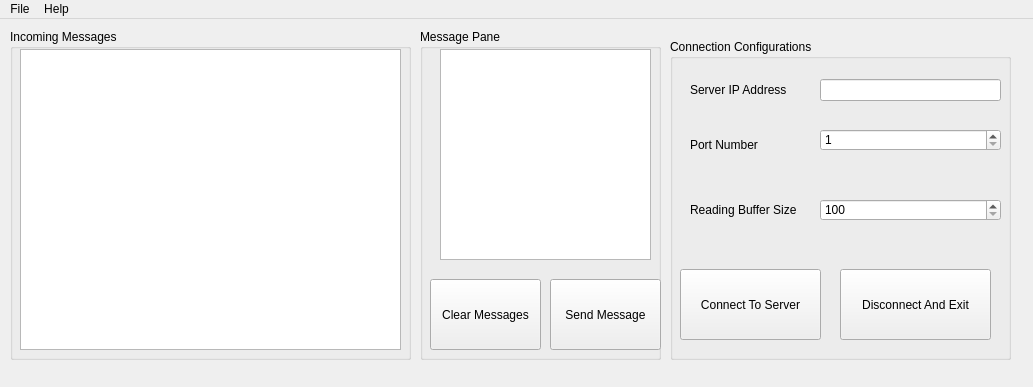
Before: the Qt Designer form ui_files/client_form.ui in IcyRepublic9884/PythonChatApp, drawn with Qt 5.
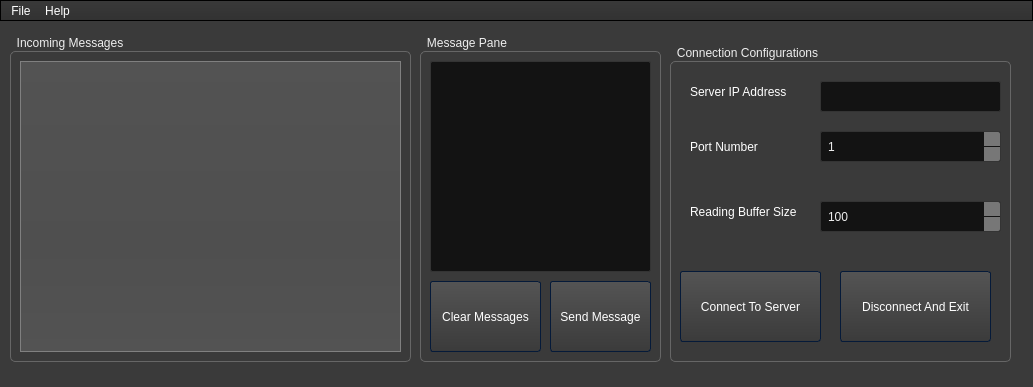
After: the same form once the commit is applied. Icons and pictures are not drawn.

Patch:
```diff
--- a/ui_files/client_form.ui
+++ b/ui_files/client_form.ui
@@ -13,6 +13,996 @@
   <property name="windowTitle">
    <string>MainWindow</string>
   </property>
+  <property name="styleSheet">
+   <string notr="true">/*Copyright (c) DevSec Studio. All rights reserved.
+
+MIT License
+
+Permission is hereby granted, free of charge, to any person obtaining a copy
+of this software and associated documentation files (the &quot;Software&quot;), to deal
+in the Software without restriction, including without limitation the rights
+to use, copy, modify, merge, publish, distribute, sublicense, and/or sell
+copies of the Software, and to permit persons to whom the Software is
+furnished to do so, subject to the following conditions:
+
+The above copyright notice and this permission notice shall be included in all
+copies or substantial portions of the Software.
+
+THE SOFTWARE IS PROVIDED *AS IS*, WITHOUT WARRANTY OF ANY KIND, EXPRESS OR
+IMPLIED, INCLUDING BUT NOT LIMITED TO THE WARRANTIES OF MERCHANTABILITY,
+FITNESS FOR A PARTICULAR PURPOSE AND NONINFRINGEMENT. IN NO EVENT SHALL THE
+AUTHORS OR COPYRIGHT HOLDERS BE LIABLE FOR ANY CLAIM, DAMAGES OR OTHER
+LIABILITY, WHETHER IN AN ACTION OF CONTRACT, TORT OR OTHERWISE, ARISING FROM,
+OUT OF OR IN CONNECTION WITH THE SOFTWARE OR THE USE OR OTHER DEALINGS IN THE SOFTWARE.
+*/
+
+/*-----QWidget-----*/
+QWidget
+{
+	background-color: #3a3a3a;
+	color: #fff;
+	selection-background-color: #b78620;
+	selection-color: #000;
+
+}
+
+
+/*-----QLabel-----*/
+QLabel
+{
+	background-color: transparent;
+	color: #fff;
+
+}
+
+
+/*-----QMenuBar-----*/
+QMenuBar 
+{
+	background-color: qlineargradient(spread:repeat, x1:1, y1:0, x2:1, y2:1, stop:0 rgba(57, 57, 57, 255),stop:1 rgba(50, 50, 50, 255));
+	border: 1px solid #000;
+	color: #fff;
+
+}
+
+
+QMenuBar::item 
+{
+	background-color: transparent;
+
+}
+
+
+QMenuBar::item:selected 
+{
+	background-color: rgba(183, 134, 32, 20%);
+	border: 1px solid #b78620;
+	color: #fff;
+
+}
+
+
+QMenuBar::item:pressed 
+{
+	background-color: rgb(183, 134, 32);
+	border: 1px solid #b78620;
+	color: #fff;
+
+}
+
+
+/*-----QMenu-----*/
+QMenu
+{
+    background-color: qlineargradient(spread:repeat, x1:1, y1:0, x2:1, y2:1, stop:0 rgba(57, 57, 57, 255),stop:1 rgba(50, 50, 50, 255));
+    border: 1px solid #222;
+    padding: 4px;
+	color: #fff;
+
+}
+
+
+QMenu::item
+{
+    background-color: transparent;
+    padding: 2px 20px 2px 20px;
+
+}
+
+
+QMenu::separator
+{
+   	background-color: rgb(183, 134, 32);
+	height: 1px;
+
+}
+
+
+QMenu::item:disabled
+{
+    color: #555;
+    background-color: transparent;
+    padding: 2px 20px 2px 20px;
+
+}
+
+
+QMenu::item:selected
+{
+	background-color: rgba(183, 134, 32, 20%);
+	border: 1px solid #b78620;
+	color: #fff;
+
+}
+
+
+/*-----QToolBar-----*/
+QToolBar
+{
+	background-color: qlineargradient(spread:repeat, x1:1, y1:0, x2:1, y2:1, stop:0 rgba(69, 69, 69, 255),stop:1 rgba(58, 58, 58, 255));
+	border-top: none;
+	border-bottom: 1px solid #4f4f4f;
+	border-left: 1px solid #4f4f4f;
+	border-right: 1px solid #4f4f4f;
+
+}
+
+
+QToolBar::separator
+{
+	background-color: #2e2e2e;
+	width: 1px;
+
+}
+
+
+/*-----QToolButton-----*/
+QToolButton 
+{
+	background-color: transparent;
+	color: #fff;
+	padding: 5px;
+	padding-left: 8px;
+	padding-right: 8px;
+	margin-left: 1px;
+}
+
+
+QToolButton:hover
+{
+	background-color: rgba(183, 134, 32, 20%);
+	border: 1px solid #b78620;
+	color: #fff;
+	
+}
+
+
+QToolButton:pressed
+{
+	background-color: qlineargradient(spread:repeat, x1:1, y1:0, x2:1, y2:1, stop:0 rgba(57, 57, 57, 255),stop:1 rgba(50, 50, 50, 255));
+	border: 1px solid #b78620;
+
+}
+
+
+QToolButton:checked
+{
+	background-color: qlineargradient(spread:repeat, x1:1, y1:0, x2:1, y2:1, stop:0 rgba(57, 57, 57, 255),stop:1 rgba(50, 50, 50, 255));
+	border: 1px solid #222;
+}
+
+
+/*-----QPushButton-----*/
+QPushButton
+{
+	background-color: qlineargradient(spread:repeat, x1:1, y1:0, x2:1, y2:1, stop:0 rgba(84, 84, 84, 255),stop:1 rgba(59, 59, 59, 255));
+	color: #ffffff;
+	min-width: 80px;
+	border-style: solid;
+	border-width: 1px;
+	border-radius: 3px;
+	border-color: #051a39;
+	padding: 5px;
+
+}
+
+
+QPushButton::flat
+{
+	background-color: transparent;
+	border: none;
+	color: #fff;
+
+}
+
+
+QPushButton::disabled
+{
+	background-color: #404040;
+	color: #656565;
+	border-color: #051a39;
+
+}
+
+
+QPushButton::hover
+{
+	background-color: rgba(183, 134, 32, 20%);
+	border: 1px solid #b78620;
+
+}
+
+
+QPushButton::pressed
+{
+	background-color: qlineargradient(spread:repeat, x1:1, y1:0, x2:1, y2:1, stop:0 rgba(74, 74, 74, 255),stop:1 rgba(49, 49, 49, 255));
+	border: 1px solid #b78620;
+
+}
+
+
+QPushButton::checked
+{
+	background-color: qlineargradient(spread:repeat, x1:1, y1:0, x2:1, y2:1, stop:0 rgba(74, 74, 74, 255),stop:1 rgba(49, 49, 49, 255));
+	border: 1px solid #222;
+
+}
+
+
+/*-----QLineEdit-----*/
+QLineEdit
+{
+	background-color: #131313;
+	color : #eee;
+	border: 1px solid #343434;
+	border-radius: 2px;
+	padding: 3px;
+	padding-left: 5px;
+
+}
+
+
+/*-----QPlainTExtEdit-----*/
+QPlainTextEdit
+{
+	background-color: #131313;
+	color : #eee;
+	border: 1px solid #343434;
+	border-radius: 2px;
+	padding: 3px;
+	padding-left: 5px;
+
+}
+
+
+/*-----QTabBar-----*/
+QTabBar::tab
+{
+	background-color: qlineargradient(spread:repeat, x1:1, y1:0, x2:1, y2:1, stop:0 rgba(84, 84, 84, 255),stop:1 rgba(59, 59, 59, 255));
+	color: #ffffff;
+	border-style: solid;
+	border-width: 1px;
+	border-color: #666;
+	border-bottom: none;
+	padding: 5px;
+	padding-left: 15px;
+	padding-right: 15px;
+
+}
+
+
+QTabWidget::pane 
+{
+	background-color: red;
+	border: 1px solid #666;
+	top: 1px;
+
+}
+
+
+QTabBar::tab:last
+{
+	margin-right: 0; 
+
+}
+
+
+QTabBar::tab:first:!selected
+{
+	background-color: #0c0c0d;
+	margin-left: 0px;
+
+}
+
+
+QTabBar::tab:!selected
+{
+	color: #b1b1b1;
+	border-bottom-style: solid;
+	background-color: #0c0c0d;
+
+}
+
+
+QTabBar::tab:selected
+{
+	margin-bottom: 0px;
+
+}
+
+
+QTabBar::tab:!selected:hover
+{
+	border-top-color: #b78620;
+
+}
+
+
+/*-----QComboBox-----*/
+QComboBox
+{
+    background-color: qlineargradient(spread:repeat, x1:1, y1:0, x2:1, y2:1, stop:0 rgba(84, 84, 84, 255),stop:1 rgba(59, 59, 59, 255));
+    border: 1px solid #000;
+    padding-left: 6px;
+    color: #ffffff;
+    height: 20px;
+
+}
+
+
+QComboBox::disabled
+{
+	background-color: #404040;
+	color: #656565;
+	border-color: #051a39;
+
+}
+
+
+QComboBox:on
+{
+    background-color: #b78620;
+	color: #000;
+
+}
+
+
+QComboBox QAbstractItemView
+{
+    background-color: #383838;
+    color: #ffffff;
+    border: 1px solid black;
+    selection-background-color: #b78620;
+    outline: 0;
+
+}
+
+
+QComboBox::drop-down
+{
+	background-color: qlineargradient(spread:repeat, x1:1, y1:0, x2:1, y2:1, stop:0 rgba(57, 57, 57, 255),stop:1 rgba(50, 50, 50, 255));
+    subcontrol-origin: padding;
+    subcontrol-position: top right;
+    width: 15px;
+    border-left-width: 1px;
+    border-left-color: black;
+    border-left-style: solid; 
+
+}
+
+
+QComboBox::down-arrow
+{
+    image: url(://arrow-down.png);
+    width: 8px;
+    height: 8px;
+}
+
+
+/*-----QSpinBox &amp; QDateTimeEdit-----*/
+QSpinBox,
+QDateTimeEdit 
+{
+    background-color: #131313;
+	color : #eee;
+	border: 1px solid #343434;
+	padding: 3px;
+	padding-left: 5px;
+    border-radius : 2px;
+
+}
+
+
+QSpinBox::up-button, 
+QDateTimeEdit::up-button
+{
+	border-top-right-radius:2px;
+	background-color: #777777;
+    width: 16px; 
+    border-width: 1px;
+
+}
+
+
+QSpinBox::up-button:hover, 
+QDateTimeEdit::up-button:hover
+{
+	background-color: #585858;
+
+}
+
+
+QSpinBox::up-button:pressed, 
+QDateTimeEdit::up-button:pressed
+{
+	background-color: #252525;
+    width: 16px; 
+    border-width: 1px;
+
+}
+
+
+QSpinBox::up-arrow,
+QDateTimeEdit::up-arrow
+{
+    image: url(://arrow-up.png);
+    width: 7px;
+    height: 7px;
+
+}
+
+
+QSpinBox::down-button, 
+QDateTimeEdit::down-button
+{
+	border-bottom-right-radius:2px;
+	background-color: #777777;
+    width: 16px; 
+    border-width: 1px;
+
+}
+
+
+QSpinBox::down-button:hover, 
+QDateTimeEdit::down-button:hover
+{
+	background-color: #585858;
+
+}
+
+
+QSpinBox::down-button:pressed, 
+QDateTimeEdit::down-button:pressed
+{
+	background-color: #252525;
+    width: 16px; 
+    border-width: 1px;
+
+}
+
+
+QSpinBox::down-arrow,
+QDateTimeEdit::down-arrow
+{
+    image: url(://arrow-down.png);
+    width: 7px;
+    height: 7px;
+
+}
+
+
+/*-----QGroupBox-----*/
+QGroupBox 
+{
+    border: 1px solid;
+    border-color: #666666;
+	border-radius: 5px;
+    margin-top: 20px;
+
+}
+
+
+QGroupBox::title  
+{
+    background-color: transparent;
+    color: #eee;
+    subcontrol-origin: margin;
+    padding: 5px;
+	border-top-left-radius: 3px;
+	border-top-right-radius: 3px;
+
+}
+
+
+/*-----QHeaderView-----*/
+QHeaderView::section
+{
+    background-color: qlineargradient(spread:repeat, x1:1, y1:0, x2:1, y2:1, stop:0 rgba(60, 60, 60, 255),stop:1 rgba(50, 50, 50, 255));
+	border: 1px solid #000;
+    color: #fff;
+    text-align: left;
+	padding: 4px;
+	
+}
+
+
+QHeaderView::section:disabled
+{
+    background-color: #525251;
+    color: #656565;
+
+}
+
+
+QHeaderView::section:checked
+{
+    background-color: qlineargradient(spread:repeat, x1:1, y1:0, x2:1, y2:1, stop:0 rgba(60, 60, 60, 255),stop:1 rgba(50, 50, 50, 255));
+    color: #fff;
+
+}
+
+
+QHeaderView::section::vertical::first,
+QHeaderView::section::vertical::only-one
+{
+    border-top: 1px solid #353635;
+
+}
+
+
+QHeaderView::section::vertical
+{
+    border-top: 1px solid #353635;
+
+}
+
+
+QHeaderView::section::horizontal::first,
+QHeaderView::section::horizontal::only-one
+{
+    border-left: 1px solid #353635;
+
+}
+
+
+QHeaderView::section::horizontal
+{
+    border-left: 1px solid #353635;
+
+}
+
+
+QTableCornerButton::section
+{
+    background-color: qlineargradient(spread:repeat, x1:1, y1:0, x2:1, y2:1, stop:0 rgba(60, 60, 60, 255),stop:1 rgba(50, 50, 50, 255));
+	border: 1px solid #000;
+    color: #fff;
+
+}
+
+
+/*-----QTreeWidget-----*/
+QTreeView
+{
+	show-decoration-selected: 1;
+	alternate-background-color: #3a3a3a;
+	selection-color: #fff;
+	background-color: #2d2d2d;
+	border: 1px solid gray;
+	padding-top : 5px;
+	color: #fff;
+	font: 8pt;
+
+}
+
+
+QTreeView::item:selected
+{
+	color:#fff;
+	background-color: #b78620;
+	border-radius: 0px;
+
+}
+
+
+QTreeView::item:!selected:hover
+{
+    background-color: #262626;
+    border: none;
+    color: white;
+
+}
+
+
+QTreeView::branch:has-children:!has-siblings:closed,
+QTreeView::branch:closed:has-children:has-siblings 
+{
+	image: url(://tree-closed.png);
+
+}
+
+
+QTreeView::branch:open:has-children:!has-siblings,
+QTreeView::branch:open:has-children:has-siblings  
+{
+	image: url(://tree-open.png);
+
+}
+
+
+/*-----QListView-----*/
+QListView 
+{
+	background-color: qlineargradient(spread:repeat, x1:1, y1:0, x2:1, y2:1, stop:0 rgba(83, 83, 83, 255),stop:0.293269 rgba(81, 81, 81, 255),stop:0.634615 rgba(79, 79, 79, 255),stop:1 rgba(83, 83, 83, 255));
+    border : none;
+    color: white;
+    show-decoration-selected: 1; 
+    outline: 0;
+	border: 1px solid gray;
+
+}
+
+
+QListView::disabled 
+{
+	background-color: #656565;
+	color: #1b1b1b;
+    border: 1px solid #656565;
+
+}
+
+
+QListView::item 
+{
+	background-color: #2d2d2d;
+    padding: 1px;
+
+}
+
+
+QListView::item:alternate 
+{
+    background-color: #3a3a3a;
+
+}
+
+
+QListView::item:selected 
+{
+	background-color: #b78620;
+	border: 1px solid #b78620;
+	color: #fff;
+
+}
+
+
+QListView::item:selected:!active 
+{
+	background-color: #b78620;
+	border: 1px solid #b78620;
+	color: #fff;
+
+}
+
+
+QListView::item:selected:active 
+{
+	background-color: #b78620;
+	border: 1px solid #b78620;
+	color: #fff;
+
+}
+
+
+QListView::item:hover {
+    background-color: #262626;
+    border: none;
+    color: white;
+
+}
+
+
+/*-----QCheckBox-----*/
+QCheckBox
+{
+	background-color: transparent;
+    color: lightgray;
+	border: none;
+
+}
+
+
+QCheckBox::indicator
+{
+    background-color: #323232;
+    border: 1px solid darkgray;
+    width: 12px;
+    height: 12px;
+
+}
+
+
+QCheckBox::indicator:checked
+{
+    image:url(&quot;./ressources/check.png&quot;);
+	background-color: #b78620;
+    border: 1px solid #3a546e;
+
+}
+
+
+QCheckBox::indicator:unchecked:hover
+{
+	border: 1px solid #b78620; 
+
+}
+
+
+QCheckBox::disabled
+{
+	color: #656565;
+
+}
+
+
+QCheckBox::indicator:disabled
+{
+	background-color: #656565;
+	color: #656565;
+    border: 1px solid #656565;
+
+}
+
+
+/*-----QRadioButton-----*/
+QRadioButton 
+{
+	color: lightgray;
+	background-color: transparent;
+
+}
+
+
+QRadioButton::indicator::unchecked:hover 
+{
+	background-color: lightgray;
+	border: 2px solid #b78620;
+	border-radius: 6px;
+}
+
+
+QRadioButton::indicator::checked 
+{
+	border: 2px solid #b78620;
+	border-radius: 6px;
+	background-color: rgba(183,134,32,20%);  
+	width: 9px; 
+	height: 9px; 
+
+}
+
+
+/*-----QSlider-----*/
+QSlider::groove:horizontal 
+{
+	background-color: transparent;
+	height: 3px;
+
+}
+
+
+QSlider::sub-page:horizontal 
+{
+	background-color: #b78620;
+
+}
+
+
+QSlider::add-page:horizontal 
+{
+	background-color: #131313;
+
+}
+
+
+QSlider::handle:horizontal 
+{
+	background-color: #b78620;
+	width: 14px;
+	margin-top: -6px;
+	margin-bottom: -6px;
+	border-radius: 6px;
+
+}
+
+
+QSlider::handle:horizontal:hover 
+{
+	background-color: #d89e25;
+	border-radius: 6px;
+
+}
+
+
+QSlider::sub-page:horizontal:disabled 
+{
+	background-color: #bbb;
+	border-color: #999;
+
+}
+
+
+QSlider::add-page:horizontal:disabled 
+{
+	background-color: #eee;
+	border-color: #999;
+
+}
+
+
+QSlider::handle:horizontal:disabled 
+{
+	background-color: #eee;
+	border: 1px solid #aaa;
+	border-radius: 3px;
+
+}
+
+
+/*-----QScrollBar-----*/
+QScrollBar:horizontal
+{
+    border: 1px solid #222222;
+    background-color: #3d3d3d;
+    height: 15px;
+    margin: 0px 16px 0 16px;
+
+}
+
+
+QScrollBar::handle:horizontal
+{
+	background-color: qlineargradient(spread:repeat, x1:1, y1:0, x2:1, y2:1, stop:0 rgba(97, 97, 97, 255),stop:1 rgba(90, 90, 90, 255));
+	border: 1px solid #2d2d2d;
+    min-height: 20px;
+
+}
+
+
+QScrollBar::add-line:horizontal
+{
+	background-color: qlineargradient(spread:repeat, x1:1, y1:0, x2:1, y2:1, stop:0 rgba(97, 97, 97, 255),stop:1 rgba(90, 90, 90, 255));
+	border: 1px solid #2d2d2d;
+    width: 15px;
+    subcontrol-position: right;
+    subcontrol-origin: margin;
+
+}
+
+
+QScrollBar::sub-line:horizontal
+{
+	background-color: qlineargradient(spread:repeat, x1:1, y1:0, x2:1, y2:1, stop:0 rgba(97, 97, 97, 255),stop:1 rgba(90, 90, 90, 255));
+	border: 1px solid #2d2d2d;
+    width: 15px;
+    subcontrol-position: left;
+    subcontrol-origin: margin;
+
+}
+
+
+QScrollBar::right-arrow:horizontal
+{
+    image: url(://arrow-right.png);
+    width: 6px;
+    height: 6px;
+
+}
+
+
+QScrollBar::left-arrow:horizontal
+{
+    image: url(://arrow-left.png);
+    width: 6px;
+    height: 6px;
+
+}
+
+
+QScrollBar::add-page:horizontal, QScrollBar::sub-page:horizontal
+{
+    background: none;
+
+}
+
+
+QScrollBar:vertical
+{
+    background-color: #3d3d3d;
+    width: 16px;
+	border: 1px solid #2d2d2d;
+    margin: 16px 0px 16px 0px;
+
+}
+
+
+QScrollBar::handle:vertical
+{
+    background-color: qlineargradient(spread:repeat, x1:1, y1:0, x2:1, y2:1, stop:0 rgba(97, 97, 97, 255),stop:1 rgba(90, 90, 90, 255));
+	border: 1px solid #2d2d2d;
+    min-height: 20px;
+
+}
+
+
+QScrollBar::add-line:vertical
+{
+	background-color: qlineargradient(spread:repeat, x1:1, y1:0, x2:1, y2:1, stop:0 rgba(97, 97, 97, 255),stop:1 rgba(90, 90, 90, 255));
+	border: 1px solid #2d2d2d;
+    height: 15px;
+    subcontrol-position: bottom;
+    subcontrol-origin: margin;
+
+}
+
+
+QScrollBar::sub-line:vertical
+{
+	background-color: qlineargradient(spread:repeat, x1:1, y1:0, x2:1, y2:1, stop:0 rgba(97, 97, 97, 255),stop:1 rgba(90, 90, 90, 255));
+	border: 1px solid #2d2d2d;
+    height: 15px;
+    subcontrol-position: top;
+    subcontrol-origin: margin;
+
+}
+
+
+QScrollBar::up-arrow:vertical
+{
+    image: url(://arrow-up.png);
+    width: 6px;
+    height: 6px;
+
+}
+
+
+QScrollBar::down-arrow:vertical
+{
+    image: url(://arrow-down.png);
+    width: 6px;
+    height: 6px;
+
+}
+
+
+QScrollBar::add-page:vertical, QScrollBar::sub-page:vertical
+{
+    background: none;
+
+}
+
+
+/*-----QProgressBar-----*/
+QProgressBar
+{
+    border: 1px solid #666666;
+    text-align: center;
+	color: #000;
+	font-weight: bold;
+
+}
+
+
+QProgressBar::chunk
+{
+    background-color: #b78620;
+    width: 30px;
+    margin: 0.5px;
+
+}
+
+</string>
+  </property>
   <widget class="QWidget" name="centralwidget">
    <widget class="QGroupBox" name="groupBox">
     <property name="geometry">
@@ -30,9 +1020,9 @@
      <property name="geometry">
       <rect>
        <x>10</x>
-       <y>20</y>
+       <y>30</y>
        <width>381</width>
-       <height>301</height>
+       <height>291</height>
       </rect>
      </property>
     </widget>
@@ -42,7 +1032,7 @@
      <rect>
       <x>550</x>
       <y>260</y>
-      <width>111</width>
+      <width>101</width>
       <height>71</height>
      </rect>
     </property>
@@ -53,9 +1043,9 @@
    <widget class="QPlainTextEdit" name="plainTextEdit">
     <property name="geometry">
      <rect>
-      <x>440</x>
-      <y>30</y>
-      <width>211</width>
+      <x>430</x>
+      <y>40</y>
+      <width>221</width>
       <height>211</height>
      </rect>
     </property>
@@ -91,7 +1081,7 @@
        <x>150</x>
        <y>40</y>
        <width>181</width>
-       <height>22</height>
+       <height>31</height>
       </rect>
      </property>
     </widget>
@@ -127,7 +1117,7 @@
        <x>150</x>
        <y>160</y>
        <width>181</width>
-       <height>22</height>
+       <height>31</height>
       </rect>
      </property>
      <property name="minimum">
@@ -143,7 +1133,7 @@
        <x>150</x>
        <y>90</y>
        <width>181</width>
-       <height>22</height>
+       <height>31</height>
       </rect>
      </property>
      <property name="minimum">
@@ -219,7 +1209,7 @@
      <x>0</x>
      <y>0</y>
      <width>1033</width>
-     <height>26</height>
+     <height>28</height>
     </rect>
    </property>
    <widget class="QMenu" name="menuFile">
```
